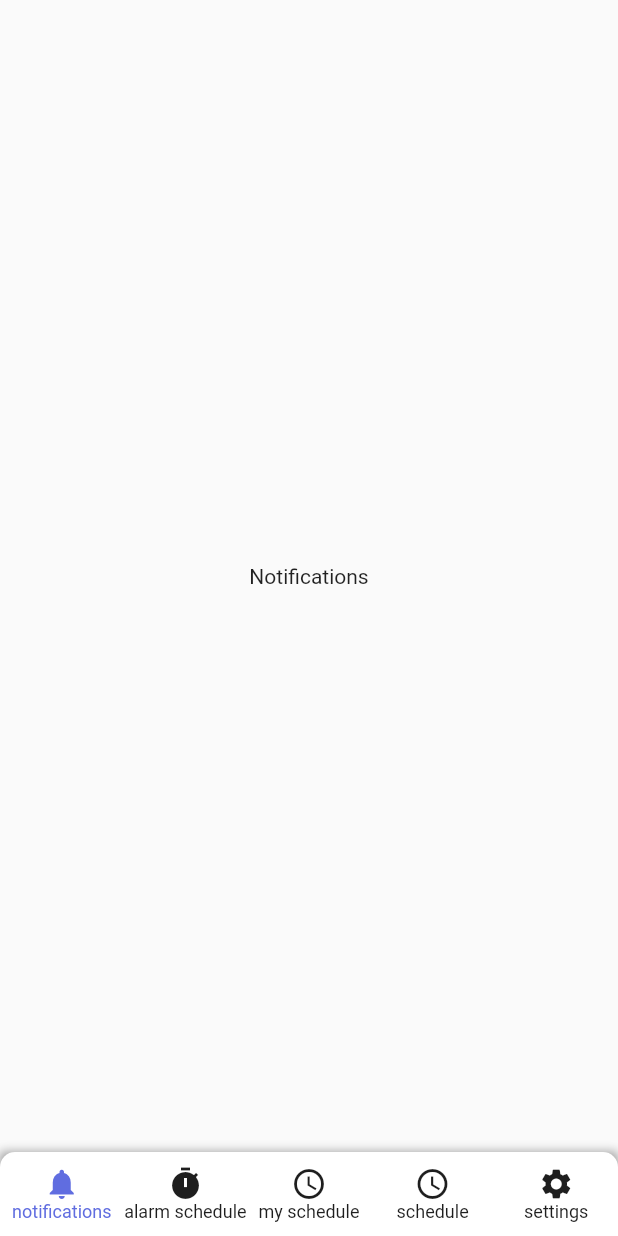
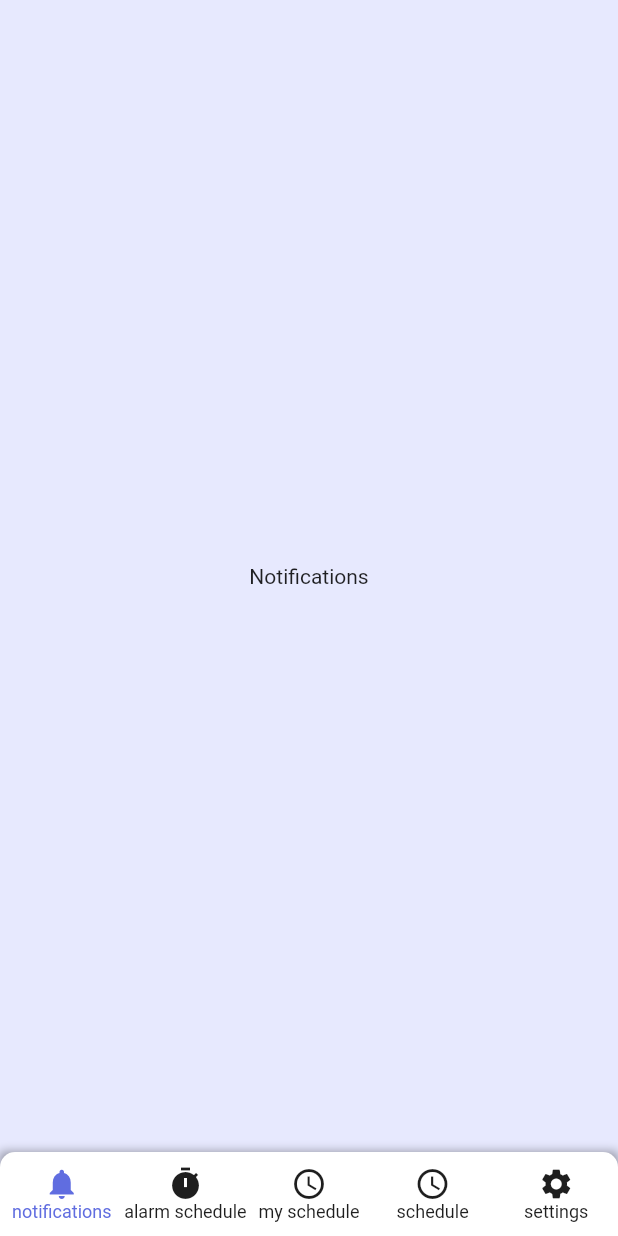
Before and after one commit to 0chuhh/scheddule_mobile, a Flutter app: the screen it shows after launch, on a phone screen of 412 x 824 dp. Run offline on Flutter 3.47's test engine with Material 2 defaults, Android fonts, the phone set to English and light mode, and no system bars.

Commit message:
feat: смена цвета фона у основного экрана

```diff
--- a/lib/screens/main_screen.dart
+++ b/lib/screens/main_screen.dart
@@ -32,6 +32,7 @@ class _MainScreenState extends State<MainScreen> {
   @override
   Widget build(BuildContext context) {
     return Scaffold(
+        backgroundColor: Styles.bgColor,
         body: Center(
           child: _screens[_selectedIndex],
         ),
```
